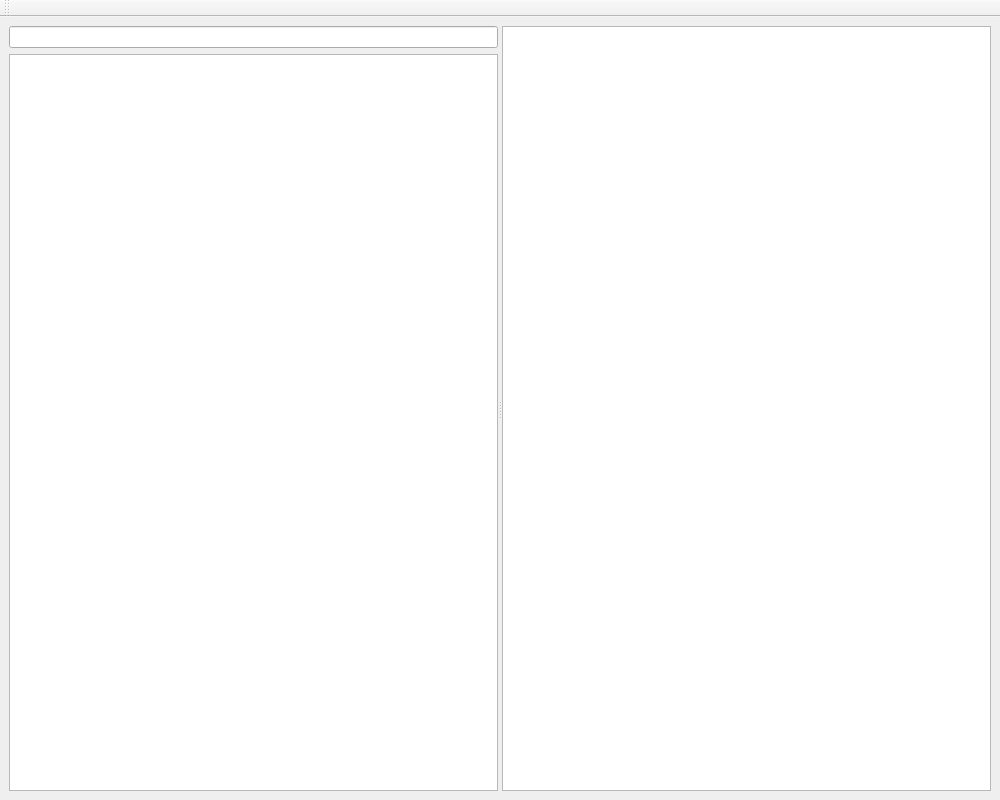
Above: ui/mainwindow.ui from czeppi/cc-pim before the change. Below: the same form after it.
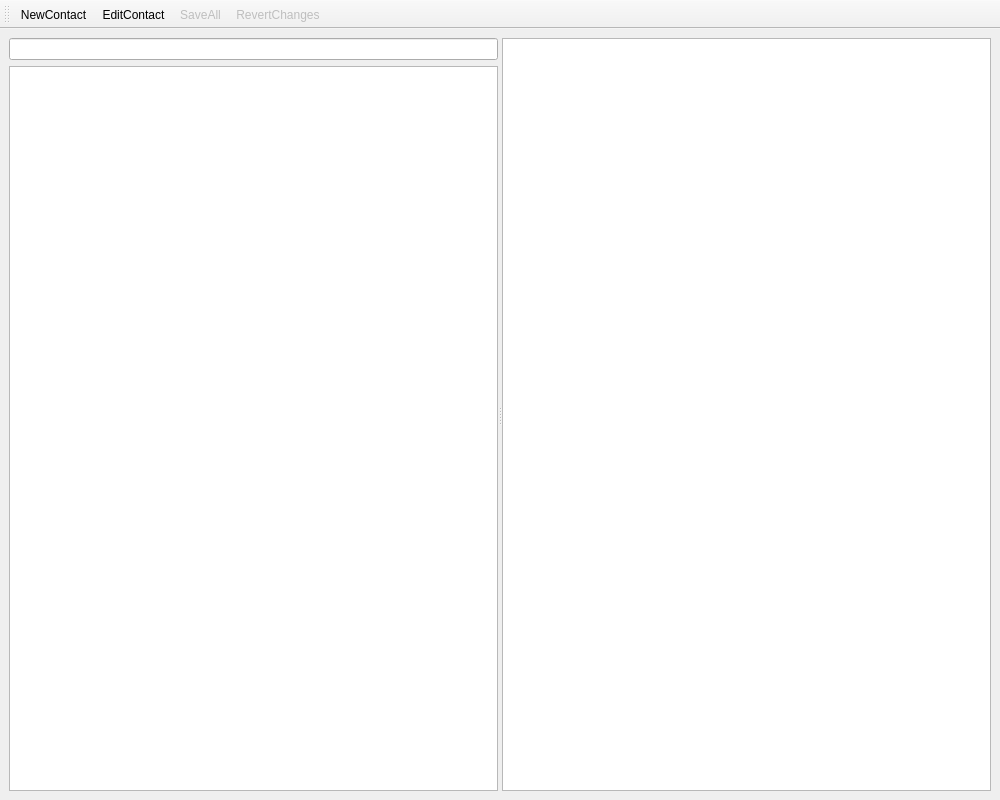
That is the form after the change. Icons and pictures are not drawn. Custom widgets are drawn as their Qt base class.

Commit message: new feature: +save_all(einfache Attribute), +revert_changes

Patch:
```diff
--- a/ui/mainwindow.ui
+++ b/ui/mainwindow.ui
@@ -64,7 +64,68 @@
    <attribute name="toolBarBreak">
     <bool>false</bool>
    </attribute>
+   <addaction name="action_new_contact"/>
+   <addaction name="action_edit_contact"/>
+   <addaction name="action_save_all"/>
+   <addaction name="action_revert_changes"/>
   </widget>
+  <action name="action_edit_contact">
+   <property name="enabled">
+    <bool>true</bool>
+   </property>
+   <property name="icon">
+    <iconset>
+     <normaloff>../etc/icons/edit-contact.ico</normaloff>../etc/icons/edit-contact.ico</iconset>
+   </property>
+   <property name="text">
+    <string>EditContact</string>
+   </property>
+   <property name="toolTip">
+    <string>edit contact</string>
+   </property>
+  </action>
+  <action name="action_new_contact">
+   <property name="icon">
+    <iconset>
+     <normaloff>../etc/icons/new-contact.ico</normaloff>../etc/icons/new-contact.ico</iconset>
+   </property>
+   <property name="text">
+    <string>NewContact</string>
+   </property>
+   <property name="toolTip">
+    <string>new contact</string>
+   </property>
+  </action>
+  <action name="action_save_all">
+   <property name="enabled">
+    <bool>false</bool>
+   </property>
+   <property name="icon">
+    <iconset>
+     <normaloff>../etc/icons/save.ico</normaloff>../etc/icons/save.ico</iconset>
+   </property>
+   <property name="text">
+    <string>SaveAll</string>
+   </property>
+   <property name="toolTip">
+    <string>save all</string>
+   </property>
+  </action>
+  <action name="action_revert_changes">
+   <property name="enabled">
+    <bool>false</bool>
+   </property>
+   <property name="icon">
+    <iconset>
+     <normaloff>../etc/icons/revert.ico</normaloff>../etc/icons/revert.ico</iconset>
+   </property>
+   <property name="text">
+    <string>RevertChanges</string>
+   </property>
+   <property name="toolTip">
+    <string>revert changes</string>
+   </property>
+  </action>
  </widget>
  <customwidgets>
   <customwidget>
```
Left out of the diff: 2 changed lines with no effect on the pictures. The commit also changes 11 other files.
